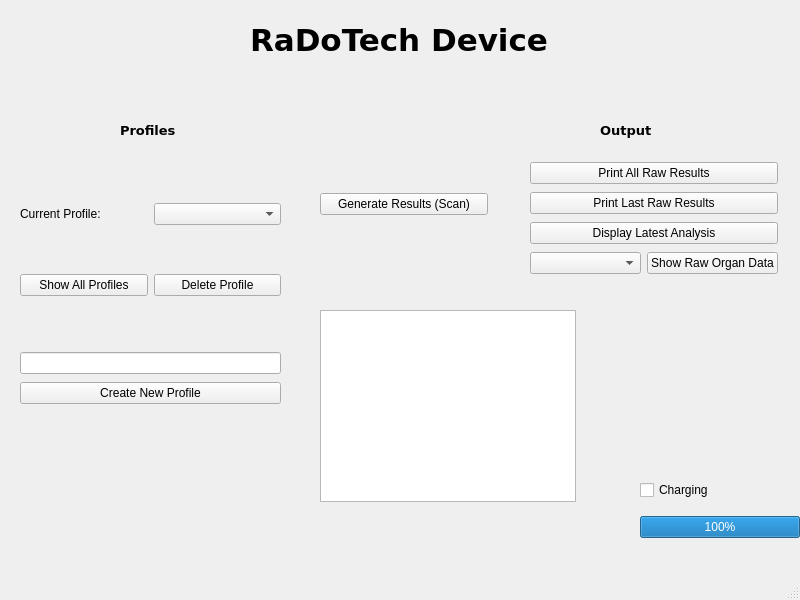
This is mainwindow.ui in luka-weicker/3004_Final as Qt 5 draws it before an edit. The edited form follows.
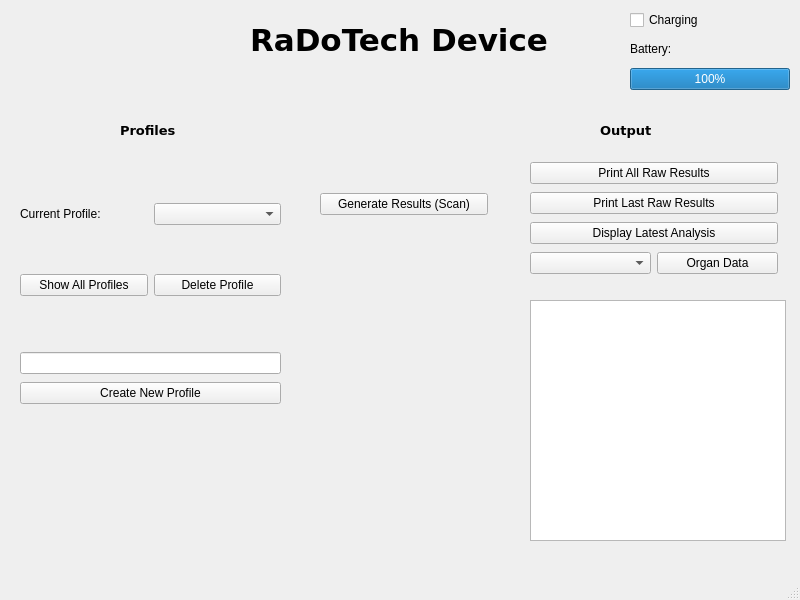
This is the edited form.

Commit message: made more visually appealing with legend

What changed in the file:
```diff
--- a/mainwindow.ui
+++ b/mainwindow.ui
@@ -75,7 +75,7 @@
      <item row="3" column="1">
       <widget class="QPushButton" name="printOrganButton">
        <property name="text">
-        <string>Show Raw Organ Data</string>
+        <string>Organ Data</string>
        </property>
       </widget>
      </item>
@@ -200,8 +200,8 @@
    <widget class="QWidget" name="verticalLayoutWidget_3">
     <property name="geometry">
      <rect>
-      <x>640</x>
-      <y>470</y>
+      <x>630</x>
+      <y>10</y>
       <width>160</width>
       <height>80</height>
      </rect>
@@ -214,6 +214,13 @@
        </property>
       </widget>
      </item>
+     <item>
+      <widget class="QLabel" name="label">
+       <property name="text">
+        <string>Battery:</string>
+       </property>
+      </widget>
+     </item>
      <item>
       <widget class="QProgressBar" name="batteryBar">
        <property name="value">
@@ -226,10 +233,10 @@
    <widget class="QGraphicsView" name="resultsGraphicsView">
     <property name="geometry">
      <rect>
-      <x>320</x>
-      <y>310</y>
+      <x>530</x>
+      <y>300</y>
       <width>256</width>
-      <height>192</height>
+      <height>241</height>
      </rect>
     </property>
    </widget>
```
The commit also changes 2 other files.
